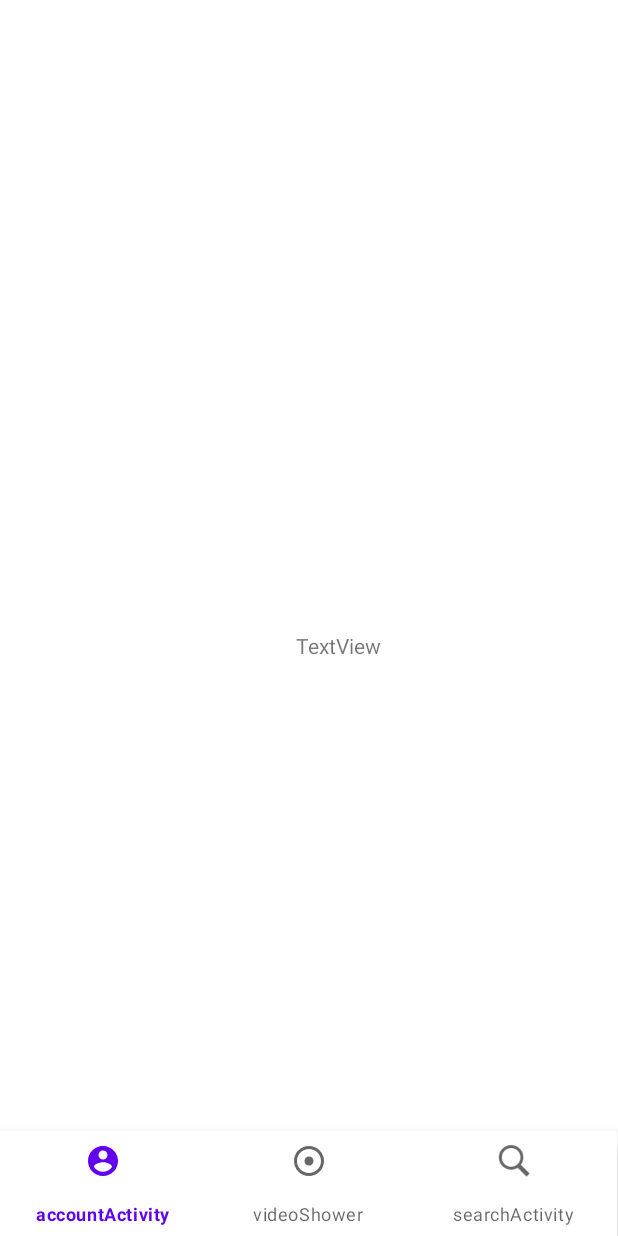
After one commit to XSweetyX/RuTokMain, an Android app: the NavigationActivity screen opened directly, with no data from a screen before it, on a phone screen of 412 x 824 dp. The commit adds this screen. Run offline under Robolectric (Android 15) with nearby library versions, the phone set to English and light mode, and no system bars.

Commit message:
commit with bottom navigation bar

```diff
--- a/app/build.gradle
+++ b/app/build.gradle
@@ -23,6 +23,9 @@ android {
             proguardFiles getDefaultProguardFile('proguard-android-optimize.txt'), 'proguard-rules.pro'
         }
     }
+    buildFeatures{
+        viewBinding true
+    }
     compileOptions {
         sourceCompatibility JavaVersion.VERSION_1_8
         targetCompatibility JavaVersion.VERSION_1_8
--- /dev/null
+++ b/app/src/main/java/com/example/rutok/AccountActivityFragment.java
@@ -0,0 +1,22 @@
+package com.example.rutok;
+
+import android.os.Bundle;
+
+import androidx.fragment.app.Fragment;
+
+import android.view.LayoutInflater;
+import android.view.View;
+import android.view.ViewGroup;
+
+
+public class AccountActivityFragment extends Fragment {
+
+
+
+    @Override
+    public View onCreateView(LayoutInflater inflater, ViewGroup container,
+                             Bundle savedInstanceState) {
+        // Inflate the layout for this fragment
+        return inflater.inflate(R.layout.fragment_account_activity, container, false);
+    }
+}
--- /dev/null
+++ b/app/src/main/java/com/example/rutok/SearchActivityFragment.java
@@ -0,0 +1,20 @@
+package com.example.rutok;
+
+import android.os.Bundle;
+
+import androidx.fragment.app.Fragment;
+
+import android.view.LayoutInflater;
+import android.view.View;
+import android.view.ViewGroup;
+
+
+public class SearchActivityFragment extends Fragment {
+
+    @Override
+    public View onCreateView(LayoutInflater inflater, ViewGroup container,
+                             Bundle savedInstanceState) {
+        // Inflate the layout for this fragment
+        return inflater.inflate(R.layout.fragment_search_activity, container, false);
+    }
+}
--- /dev/null
+++ b/app/src/main/java/com/example/rutok/VideoShowerFragment.java
@@ -0,0 +1,21 @@
+package com.example.rutok;
+
+import android.os.Bundle;
+
+import androidx.fragment.app.Fragment;
+
+import android.view.LayoutInflater;
+import android.view.View;
+import android.view.ViewGroup;
+
+
+public class VideoShowerFragment extends Fragment {
+
+
+    @Override
+    public View onCreateView(LayoutInflater inflater, ViewGroup container,
+                             Bundle savedInstanceState) {
+        // Inflate the layout for this fragment
+        return inflater.inflate(R.layout.fragment_video_shower, container, false);
+    }
+}
--- /dev/null
+++ b/app/src/main/java/com/example/rutok/backend/NavigationActivity.java
@@ -0,0 +1,73 @@
+package com.example.rutok.backend;
+
+import android.content.pm.ActivityInfo;
+import android.os.Bundle;
+
+import android.util.Log;
+import android.view.MenuItem;
+import android.widget.Toast;
+
+import androidx.appcompat.app.AppCompatActivity;
+import androidx.fragment.app.FragmentActivity;
+
+import com.example.rutok.AccountActivityFragment;
+import com.example.rutok.R;
+import com.example.rutok.SearchActivityFragment;
+import com.example.rutok.VideoShowerFragment;
+import com.google.android.material.bottomnavigation.BottomNavigationView;
+import com.google.android.material.navigation.NavigationBarView;
+
+public class NavigationActivity extends AppCompatActivity {
+    BottomNavigationView bottomNavigationView;
+    VideoShowerFragment videoShowerFragment = new VideoShowerFragment();
+    AccountActivityFragment accountActivityFragment = new AccountActivityFragment();
+    SearchActivityFragment searchActivityFragment = new SearchActivityFragment();
+    @Override
+    protected void onCreate(Bundle savedInstanceState) {
+        setRequestedOrientation(ActivityInfo.SCREEN_ORIENTATION_PORTRAIT);
+        super.onCreate(savedInstanceState);
+        setContentView(R.layout.navigation_activity);
+        System.out.println("dasdqdqsdqs");
+        //NavHostFragment navHostFragment = (NavHostFragment) getSupportFragmentManager().findFragmentById(R.id.fragmentContainerView2);
+       // NavController navController = navHostFragment.getNavController();
+        bottomNavigationView = findViewById(R.id.bottomNavigationView);
+
+        getSupportFragmentManager().beginTransaction().replace(R.id.container,videoShowerFragment).commit();
+
+        bottomNavigationView.setOnItemSelectedListener(new NavigationBarView.OnItemSelectedListener() {
+
+            @Override
+            public boolean onNavigationItemSelected( MenuItem item) {
+                System.out.println(item.getItemId());
+                switch (item.getItemId()) {
+                    case R.id.videoShower:
+                        Toast.makeText(getApplicationContext(), "1", Toast.LENGTH_LONG).show();
+                        System.out.println("1");
+                        getSupportFragmentManager().beginTransaction().replace(R.id.container, videoShowerFragment).commit();
+                        return true;
+
+
+                    case R.id.accountActivity:
+                        Toast.makeText(getApplicationContext(), "2", Toast.LENGTH_SHORT).show();
+                        System.out.println("2");
+                        getSupportFragmentManager().beginTransaction().replace(R.id.container, accountActivityFragment).commit();
+                        return true;
+
+                    case R.id.searchActivity:
+                        Toast.makeText(getApplicationContext(), "3", Toast.LENGTH_SHORT).show();
+                        System.out.println("3");
+                        getSupportFragmentManager().beginTransaction().replace(R.id.container, searchActivityFragment).commit();
+                        return true;
+
+                    }
+                    return false;
+
+            }
+
+        });
+
+
+
+
+    }
+}
--- /dev/null
+++ b/app/src/main/res/layout/fragment_video_shower.xml
@@ -0,0 +1,30 @@
+<?xml version="1.0" encoding="utf-8"?>
+<FrameLayout xmlns:android="http://schemas.android.com/apk/res/android"
+    xmlns:app="http://schemas.android.com/apk/res-auto"
+    xmlns:tools="http://schemas.android.com/tools"
+    android:layout_width="match_parent"
+    android:layout_height="match_parent"
+    tools:context=".VideoShowerFragment">
+
+    <androidx.constraintlayout.widget.ConstraintLayout
+        android:layout_width="match_parent"
+        android:layout_height="match_parent">
+
+        <TextView
+            android:id="@+id/textView2"
+            android:layout_width="wrap_content"
+            android:layout_height="wrap_content"
+            android:layout_marginStart="195dp"
+            android:layout_marginTop="328dp"
+            android:layout_marginEnd="158dp"
+            android:layout_marginBottom="384dp"
+            android:text="TextView"
+            android:visibility="visible"
+            app:layout_constraintBottom_toBottomOf="parent"
+            app:layout_constraintEnd_toEndOf="parent"
+            app:layout_constraintHorizontal_bias="1.0"
+            app:layout_constraintStart_toStartOf="parent"
+            app:layout_constraintTop_toTopOf="parent"
+            app:layout_constraintVertical_bias="1.0" />
+    </androidx.constraintlayout.widget.ConstraintLayout>
+</FrameLayout>
--- /dev/null
+++ b/app/src/main/res/layout/navigation_activity.xml
@@ -0,0 +1,28 @@
+<?xml version="1.0" encoding="utf-8"?>
+<androidx.constraintlayout.widget.ConstraintLayout xmlns:android="http://schemas.android.com/apk/res/android"
+    xmlns:app="http://schemas.android.com/apk/res-auto"
+    xmlns:tools="http://schemas.android.com/tools"
+    android:id="@+id/navigationView"
+    android:layout_width="match_parent"
+    android:layout_height="match_parent">
+
+
+    <FrameLayout
+        android:id="@+id/container"
+        android:layout_width="match_parent"
+        android:layout_height="match_parent"
+        android:layout_above="@id/bottomNavigationView"/>
+
+    <com.google.android.material.bottomnavigation.BottomNavigationView
+        android:id="@+id/bottomNavigationView"
+        android:layout_width="411dp"
+        android:layout_height="70dp"
+        app:layout_constraintBottom_toBottomOf="parent"
+        app:layout_constraintEnd_toEndOf="parent"
+        app:layout_constraintHorizontal_bias="0.0"
+        app:layout_constraintStart_toStartOf="parent"
+        app:layout_constraintTop_toTopOf="parent"
+        app:layout_constraintVertical_bias="1.0"
+        app:menu="@menu/bottom_nav_menu" />
+
+</androidx.constraintlayout.widget.ConstraintLayout>
--- /dev/null
+++ b/app/src/main/res/menu/bottom_nav_menu.xml
@@ -0,0 +1,7 @@
+<?xml version="1.0" encoding="utf-8"?>
+<menu xmlns:android="http://schemas.android.com/apk/res/android">
+
+    <item android:id="@+id/accountActivity" android:title="accountActivity" android:icon="@drawable/ic_baseline_account_circle_24" />
+    <item android:id="@+id/videoShower" android:title="videoShower"  android:icon="@drawable/ic_baseline_adjust_24"/>
+    <item android:id="@+id/searchActivity" android:title="searchActivity"  android:icon="@drawable/search"/>
+</menu>
```
Also changed, not shown: app/src/main/AndroidManifest.xml (+10 -0 lines), app/src/main/java/com/example/rutok/backend/SearchActivity.java (added, +20 -0 lines), app/src/main/res/layout/fragment_account_activity.xml (added, +14 -0 lines), app/src/main/res/layout/fragment_search_activity.xml (added, +26 -0 lines), app/src/main/res/layout/search_activity.xml (added, +33 -0 lines), app/src/main/res/navigation/main_navigation.xml (+13 -13 lines).
